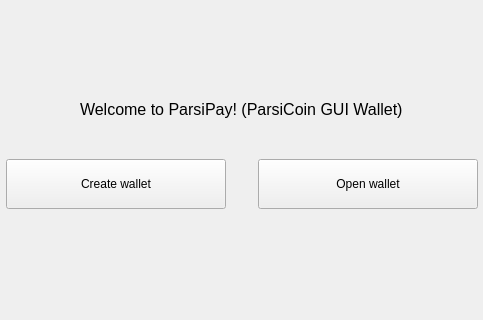
Qt form src/gui/ui/nowalletframe.ui (ParsiCoin/parsipay) before a commit; both pictures show x 177 to 660 and y 0 to 320 of the 838 by 562 pixel window.
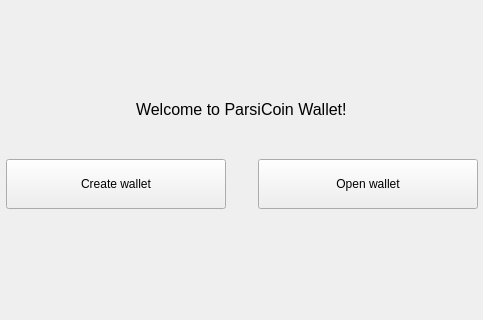
The same form after that commit.

Patch:
```diff
--- a/src/gui/ui/nowalletframe.ui
+++ b/src/gui/ui/nowalletframe.ui
@@ -59,7 +59,7 @@
       </font>
      </property>
      <property name="text">
-      <string>Welcome to ParsiPay! (ParsiCoin GUI Wallet)</string>
+      <string>Welcome to ParsiCoin Wallet!</string>
      </property>
     </widget>
    </item>
```
